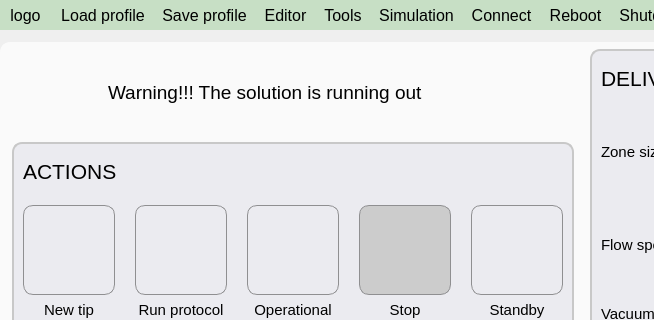
Qt form apps/Lab-on-a-tip/Lab-on-a-tip.ui (bellonemauro/Labonatip2.0) before a commit; both pictures show x 0 to 654 and y 0 to 320 of the 1400 by 841 pixel window.
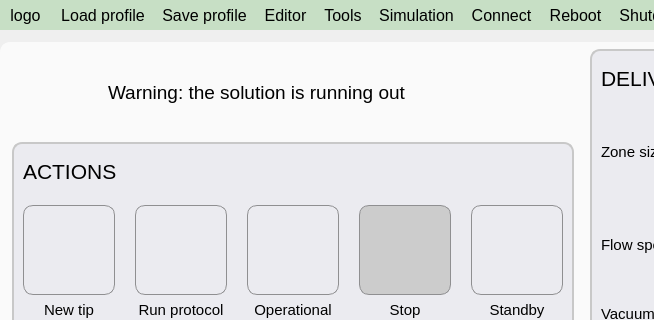
The same form after that commit. Icons and pictures are not drawn.

```diff
--- a/apps/Lab-on-a-tip/Lab-on-a-tip.ui
+++ b/apps/Lab-on-a-tip/Lab-on-a-tip.ui
@@ -1724,7 +1724,7 @@
                   <string notr="true"/>
                  </property>
                  <property name="text">
-                  <string>Warning!!! The solution is running out</string>
+                  <string>Warning: the solution is running out</string>
                  </property>
                  <property name="alignment">
                   <set>Qt::AlignLeading|Qt::AlignLeft|Qt::AlignVCenter</set>
```
